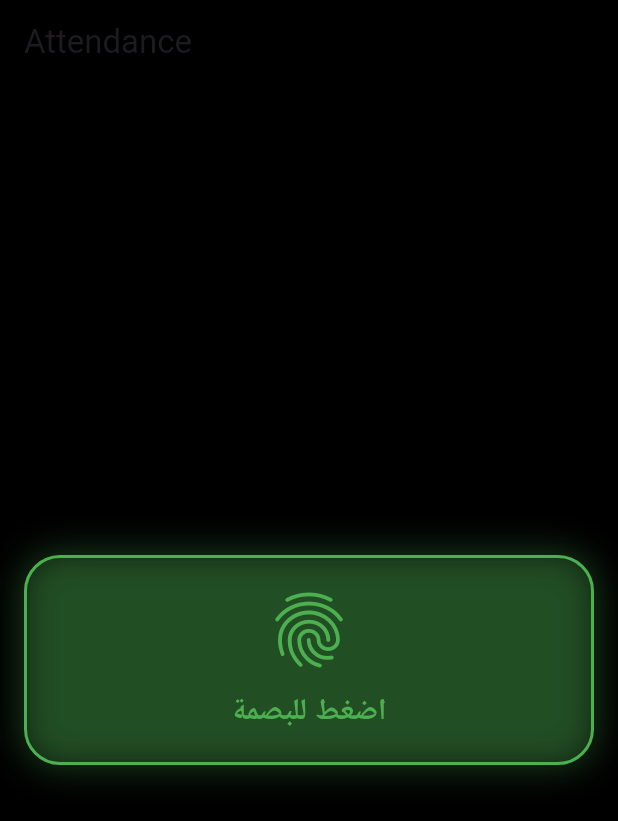
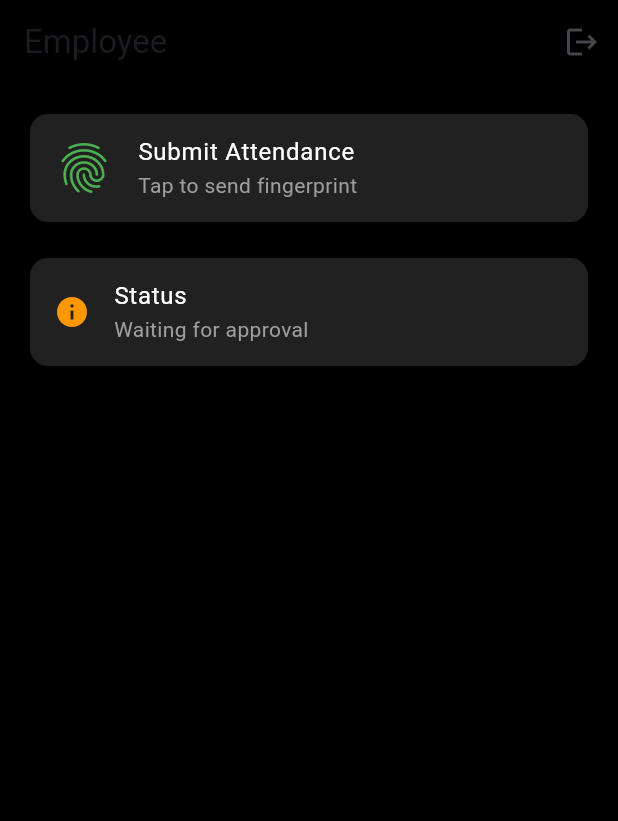
Before and after one commit to rafatwifi/finger_app, a Flutter app: the EmployeeAttendanceScreen screen opened directly, on a phone screen of 412 x 824 dp. Shown: the top 821 px of the screen. Run offline on Flutter 3.47's test engine with Material 3 defaults, Android fonts, the phone set to English and light mode, and no system bars; our stand-ins replace cloud_firestore, firebase_auth, firebase_core, flutter_map, geolocator, latlong2; accounts and stored records are empty; network calls fail.

Commit message:
ui employee supervisor admin complete

```diff
--- a/lib/features/employee/employee_attendance.dart
+++ b/lib/features/employee/employee_attendance.dart
@@ -1,96 +1,64 @@
 import 'package:flutter/material.dart';
+import 'package:firebase_auth/firebase_auth.dart';
 import 'package:cloud_firestore/cloud_firestore.dart';
+import '../../core/services/app_user_state.dart';
 import '../../features/attendance/attendance_engine.dart';
 import '../../data/models/fingerprint_rule_model.dart';
-import '../../core/services/app_user_state.dart';
 
-class EmployeeAttendanceScreen extends StatefulWidget {
+class EmployeeAttendanceScreen extends StatelessWidget {
   const EmployeeAttendanceScreen({super.key});
-
-  @override
-  State<EmployeeAttendanceScreen> createState() =>
-      _EmployeeAttendanceScreenState();
-}
-
-class _EmployeeAttendanceScreenState extends State<EmployeeAttendanceScreen> {
-  bool _loading = false;
 
   @override
   Widget build(BuildContext context) {
     return Scaffold(
       backgroundColor: Colors.black,
       appBar: AppBar(
-        title: const Text('Attendance'),
+        title: const Text('Employee'),
         backgroundColor: Colors.black,
+        actions: [
+          IconButton(
+            icon: const Icon(Icons.logout),
+            onPressed: () async {
+              // تسجيل خروج المستخدم
+              await FirebaseAuth.instance.signOut();
+            },
+          ),
+        ],
       ),
       body: Padding(
         padding: const EdgeInsets.all(16),
-        child: Center(
-          // زر البصمة المرعب
-          child: GestureDetector(
-            onTap: _loading ? null : _submitAttendance,
-            child: AnimatedContainer(
-              duration: const Duration(milliseconds: 180),
-              curve: Curves.easeOut,
-              width: double.infinity,
-              height: 140,
-              decoration: BoxDecoration(
-                color: Colors.green.withValues(alpha: 0.15),
-                borderRadius: BorderRadius.circular(24),
-                border: Border.all(color: Colors.green, width: 2),
-                boxShadow: [
-                  BoxShadow(
-                    color: Colors.green.withValues(alpha: 0.35),
-                    blurRadius: 20,
-                    spreadRadius: 1,
+        child: Column(
+          children: [
+            // بطاقة البصمة
+            Card(
+              color: Colors.grey.shade900,
+              child: ListTile(
+                leading: const Icon(
+                  Icons.fingerprint,
+                  color: Colors.green,
+                  size: 40,
                 ),
-                ],
+                title: const Text(
+                  'Submit Attendance',
+                  style: TextStyle(color: Colors.white),
                 ),
-              child: Center(
-                child: _loading
-                    ? const CircularProgressIndicator(color: Colors.green)
-                    : Column(
-                        mainAxisAlignment: MainAxisAlignment.center,
-                        children: const [
-                          Icon(
-                            Icons.fingerprint,
-                            size: 60,
-                            color: Colors.green,
+                subtitle: const Text(
+                  'Tap to send fingerprint',
+                  style: TextStyle(color: Colors.grey),
                 ),
-                          SizedBox(height: 10),
-                          Text(
-                            'اضغط للبصمة',
-                            style: TextStyle(
-                              color: Colors.green,
-                              fontSize: 20,
-                              fontWeight: FontWeight.bold,
-                            ),
-                          ),
-                        ],
-                      ),
-              ),
-            ),
-          ),
-        ),
-      ),
-    );
-  }
-
-  Future<void> _submitAttendance() async {
-    setState(() => _loading = true);
-
-    try {
+                onTap: () async {
+                  // محرك الحضور
                   final engine = AttendanceEngine();
 
                   // قاعدة وقت تجريبية
                   final rule = FingerprintRuleModel(
                     id: 'rule_test',
-        name: 'Test Rule',
-        startTime: const TimeOfDay(hour: 7, minute: 30),
-        endTime: const TimeOfDay(hour: 8, minute: 15),
+                    name: 'Default',
+                    startTime: const TimeOfDay(hour: 7, minute: 0),
+                    endTime: const TimeOfDay(hour: 18, minute: 0),
                   );
 
-      // إنشاء سجل حضور (Pending)
+                  // إنشاء سجل حضور pending
                   final record = engine.buildRecord(
                     id: '',
                     userId: AppUserState.user!.id,
@@ -101,22 +69,36 @@ class _EmployeeAttendanceScreenState extends State<EmployeeAttendanceScreen> {
                     isValid: true,
                   );
 
-      // حفظ في Firestore
                   await FirebaseFirestore.instance
                       .collection('attendance_records')
                       .add(record.toMap());
 
-      if (!mounted) return;
+                  if (context.mounted) {
                     ScaffoldMessenger.of(context).showSnackBar(
-        const SnackBar(content: Text('تم إرسال البصمة (بانتظار المعالجة)')),
+                      const SnackBar(content: Text('Submitted (Pending)')),
                     );
-    } catch (e) {
-      if (!mounted) return;
-      ScaffoldMessenger.of(
-        context,
-      ).showSnackBar(SnackBar(content: Text('خطأ: $e')));
-    } finally {
-      if (mounted) setState(() => _loading = false);
+                  }
+                },
+              ),
+            ),
+
+            const SizedBox(height: 16),
+
+            // بطاقة الحالة
+            Card(
+              color: Colors.grey.shade900,
+              child: const ListTile(
+                leading: Icon(Icons.info, color: Colors.orange),
+                title: Text('Status', style: TextStyle(color: Colors.white)),
+                subtitle: Text(
+                  'Waiting for approval',
+                  style: TextStyle(color: Colors.grey),
+                ),
+              ),
+            ),
+          ],
+        ),
+      ),
+    );
   }
 }
-}
```
Also changed, not shown: lib/features/boot/boot_screen.dart (+14 -15 lines), lib/features/home/admin_home.dart (+14 -26 lines), lib/features/shell/app_shell.dart (added, +81 -0 lines), lib/features/supervisor/attendance_queue.dart (+19 -41 lines). Lines whose indentation alone changed are shown as unchanged.
